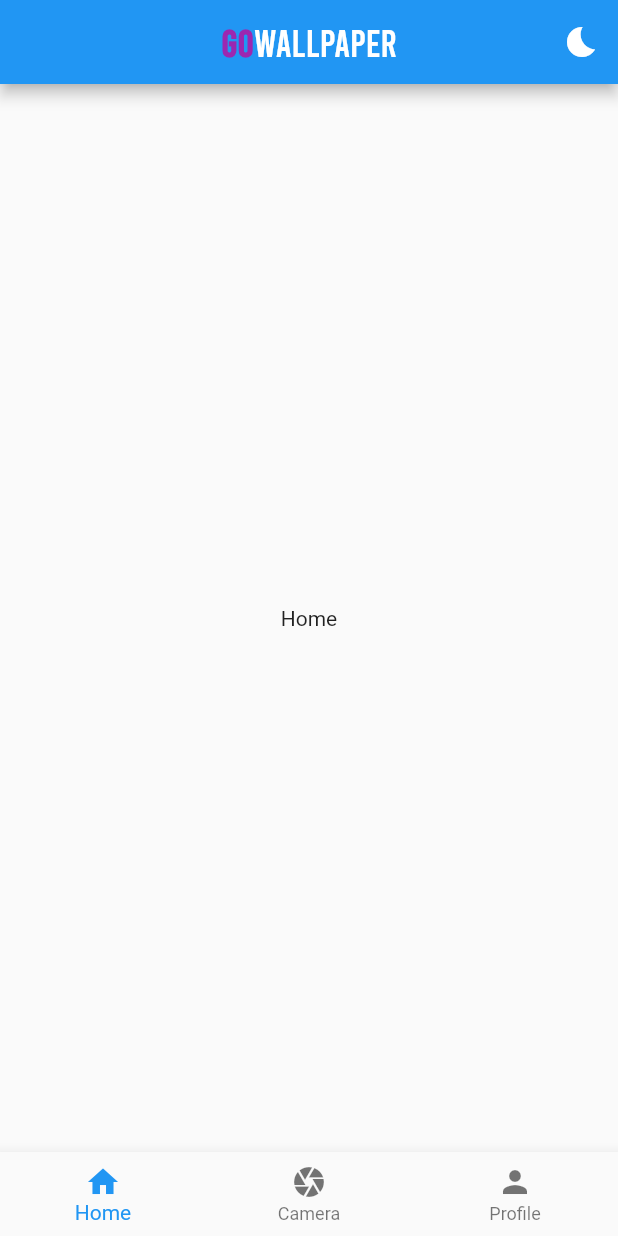
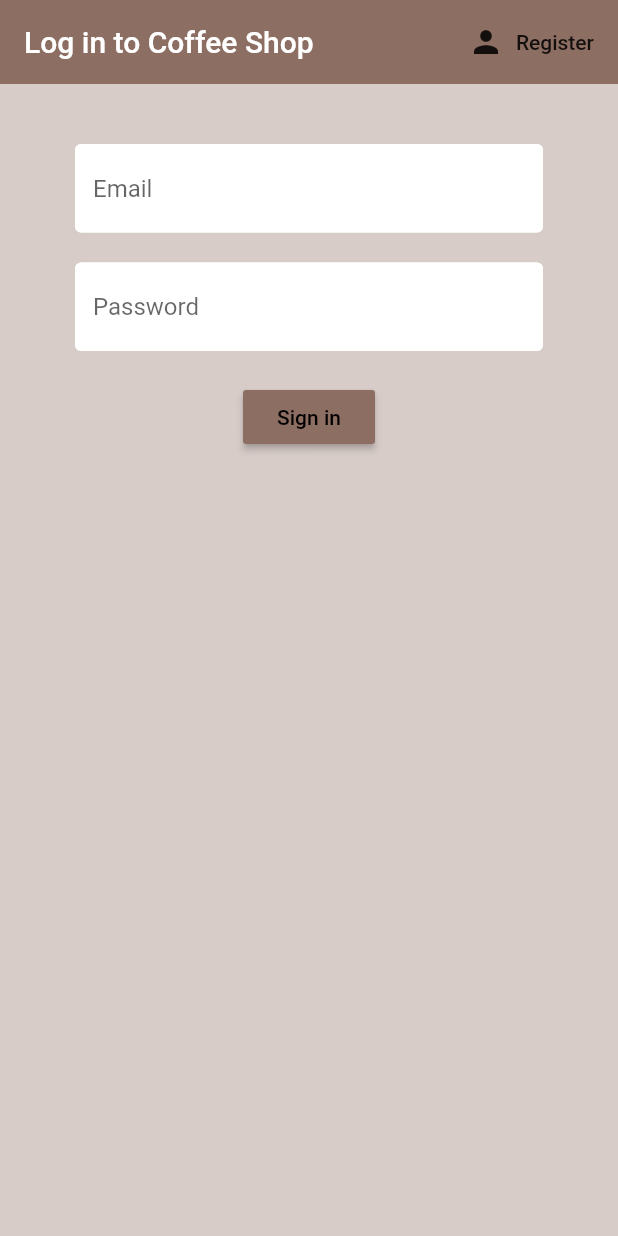
Before and after one commit to taufiqzaidong/GoWallpaper, a Flutter app: the screen it shows after launch, on a phone screen of 412 x 824 dp. Run offline on Flutter 3.47's test engine with Material 2 defaults, Android fonts, the phone set to English and light mode, and no system bars; our stand-ins replace firebase_auth, flutter_spinkit; accounts and stored records are empty.

```diff
--- a/lib/main.dart
+++ b/lib/main.dart
@@ -2,6 +2,10 @@ import 'package:flutter/material.dart';
 import 'package:provider/provider.dart';
 import 'package:gowallpaper/bloc/theme.dart';
 import 'package:gowallpaper/screens/home.dart';
+import 'package:gowallpaper/screens/wrapper.dart';
+import 'package:gowallpaper/models/user.dart';
+import 'package:gowallpaper/services/auth.dart';
+
 
 void main() => runApp(MyApp());
 
@@ -10,14 +14,26 @@ class MyApp extends StatelessWidget {
     return ChangeNotifierProvider<ThemeChanger>(
       create: (_) => ThemeChanger(ThemeData.light()),
       child: MaterialApp(
-          title: 'Flutter Demo',
+          title: 'GoWallpaper',
           theme: ThemeData(
             primarySwatch: Colors.blue,
           ),
           routes: {
-            '/home': (context) => Home(),
+            '/stream': (context) => Stream(),
           },
-          initialRoute: '/home'),
+          initialRoute: '/stream'),
     );
   }
 }
+
+class Stream extends StatelessWidget {
+  @override
+  Widget build(BuildContext context) {
+    return StreamProvider<UserId>.value(
+      value: AuthService().user,
+      child: MaterialApp(
+        home: Wrapper(),
+      ),
+    );
+  }
+}
--- /dev/null
+++ b/lib/models/user.dart
@@ -0,0 +1,5 @@
+class UserId {
+  final String uid;
+
+  UserId({this.uid});
+}
--- /dev/null
+++ b/lib/screens/authenticate.dart
@@ -0,0 +1,25 @@
+import 'package:gowallpaper/screens/register.dart';
+import 'package:flutter/material.dart';
+import 'package:gowallpaper/screens/sign_in.dart';
+
+class Authenticate extends StatefulWidget {
+  @override
+  _AuthenticateState createState() => _AuthenticateState();
+}
+
+class _AuthenticateState extends State<Authenticate> {
+  bool showSignIn = true;
+
+  void toggleView() {
+    setState(() => showSignIn = !showSignIn);
+  }
+
+  @override
+  Widget build(BuildContext context) {
+    if (showSignIn) {
+      return SignIn(toggleView: toggleView);
+    } else {
+      return Register(toggleView: toggleView);
+    }
+  }
+}
--- /dev/null
+++ b/lib/screens/sign_in.dart
@@ -0,0 +1,98 @@
+import 'package:gowallpaper/services/auth.dart';
+import 'package:flutter/material.dart';
+import 'package:gowallpaper/shared/constants.dart';
+import 'package:gowallpaper/shared/loading.dart';
+
+class SignIn extends StatefulWidget {
+  final Function toggleView;
+  SignIn({this.toggleView});
+  @override
+  _SignInState createState() => _SignInState();
+}
+
+class _SignInState extends State<SignIn> {
+  final AuthService _auth = AuthService();
+  final _formKey = GlobalKey<FormState>();
+  bool loading = false;
+
+  //text field state
+  String email = '';
+  String password = '';
+  String error = '';
+
+  @override
+  Widget build(BuildContext context) {
+    return loading
+        ? Loading()
+        : Scaffold(
+            resizeToAvoidBottomInset: false,
+            backgroundColor: Colors.brown[100],
+            appBar: AppBar(
+              backgroundColor: Colors.brown[400],
+              elevation: 0,
+              title: Text('Log in to Coffee Shop'),
+              actions: <Widget>[
+                FlatButton.icon(
+                  icon: Icon(Icons.person),
+                  label: Text('Register'),
+                  onPressed: () => widget.toggleView(),
+                )
+              ],
+            ),
+            body: Container(
+                padding: EdgeInsets.symmetric(vertical: 20.0, horizontal: 50.0),
+                child: Form(
+                  key: _formKey,
+                  child: Column(
+                    children: <Widget>[
+                      SizedBox(height: 20),
+                      TextFormField(
+                        decoration:
+                            textInputDecoration.copyWith(hintText: 'Email'),
+                        validator: (val) =>
+                            val.isEmpty ? 'Enter your e-mail' : null,
+                        onChanged: (val) {
+                          setState(() => email = val);
+                        },
+                      ),
+                      SizedBox(height: 20),
+                      TextFormField(
+                        decoration:
+                            textInputDecoration.copyWith(hintText: 'Password'),
+                        validator: (val) => val.length < 6
+                            ? 'Password must be 6 characters long'
+                            : null,
+                        obscureText: true,
+                        onChanged: (val) {
+                          setState(() => password = val);
+                        },
+                      ),
+                      SizedBox(height: 20),
+                      RaisedButton(
+                        color: Colors.brown[400],
+                        child: Text(
+                          'Sign in',
+                          style: TextStyle(color: Colors.black),
+                        ),
+                        onPressed: () async {
+                          if (_formKey.currentState.validate()) {
+                            setState(() => loading = true);
+                            dynamic result = await _auth
+                                .signInWithEmailAndPassword(email, password);
+                            if (result == null) {
+                              setState(() {
+                                error = 'Could not sign in. Please try again';
+                                loading = false;
+                              });
+                            }
+                          }
+                        },
+                      ),
+                      SizedBox(height: 12.0),
+                      Text(error,
+                          style: TextStyle(color: Colors.red, fontSize: 14))
+                    ],
+                  ),
+                )));
+  }
+}
--- /dev/null
+++ b/lib/screens/wrapper.dart
@@ -0,0 +1,24 @@
+import 'package:gowallpaper/models/user.dart';
+import 'package:gowallpaper/screens/authenticate.dart';
+import 'package:flutter/material.dart';
+import 'package:provider/provider.dart';
+import 'package:gowallpaper/screens/home.dart';
+
+class Wrapper extends StatefulWidget {
+  @override
+  _WrapperState createState() => _WrapperState();
+}
+
+class _WrapperState extends State<Wrapper> {
+  @override
+  Widget build(BuildContext context) {
+    final user = Provider.of<UserId>(context);
+
+    //return either home or authenticate
+    if (user == null) {
+      return Authenticate();
+    } else {
+      return Home();
+    }
+  }
+}
--- /dev/null
+++ b/lib/shared/constants.dart
@@ -0,0 +1,9 @@
+import 'package:flutter/material.dart';
+
+const textInputDecoration = InputDecoration(
+    fillColor: Colors.white,
+    filled: true,
+    enabledBorder: OutlineInputBorder(
+        borderSide: BorderSide(color: Colors.white, width: 2)),
+    focusedBorder: OutlineInputBorder(
+        borderSide: BorderSide(color: Colors.grey, width: 2)));
--- a/pubspec.yaml
+++ b/pubspec.yaml
@@ -29,6 +29,9 @@ dependencies:
   # Use with the CupertinoIcons class for iOS style icons.
   cupertino_icons: ^1.0.0
   provider: ^3.1.0
+  flutter_spinkit: ^4.1.2+1
+  firebase_auth: ^0.14.0+5
+  cloud_firestore: ^0.12.9+4
 
 dev_dependencies:
   flutter_test:
```
Also changed, not shown: lib/screens/home.dart (+9 -0 lines), lib/screens/register.dart (added, +98 -0 lines), lib/services/auth.dart (added, +65 -0 lines), lib/shared/loading.dart (added, +17 -0 lines), pubspec.lock, 3 other files.
